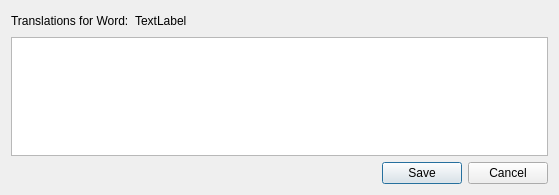
This is Forms/VocabularyTranslationsTypesDialog.ui in iatanasov77/qvocabulary as Qt 5 draws it before an edit. The edited form follows.
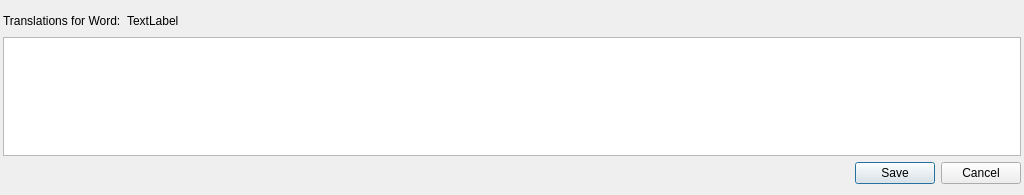
This is the edited form.

Patch:
```diff
--- a/Forms/VocabularyTranslationsTypesDialog.ui
+++ b/Forms/VocabularyTranslationsTypesDialog.ui
@@ -6,7 +6,7 @@
    <rect>
     <x>0</x>
     <y>0</y>
-    <width>559</width>
+    <width>1024</width>
     <height>195</height>
    </rect>
   </property>
@@ -17,6 +17,12 @@
    <enum>Qt::LeftToRight</enum>
   </property>
   <layout class="QVBoxLayout" name="verticalLayout">
+   <property name="leftMargin">
+    <number>3</number>
+   </property>
+   <property name="rightMargin">
+    <number>3</number>
+   </property>
    <item>
     <layout class="QHBoxLayout" name="horizontalLayout">
      <item>
```
